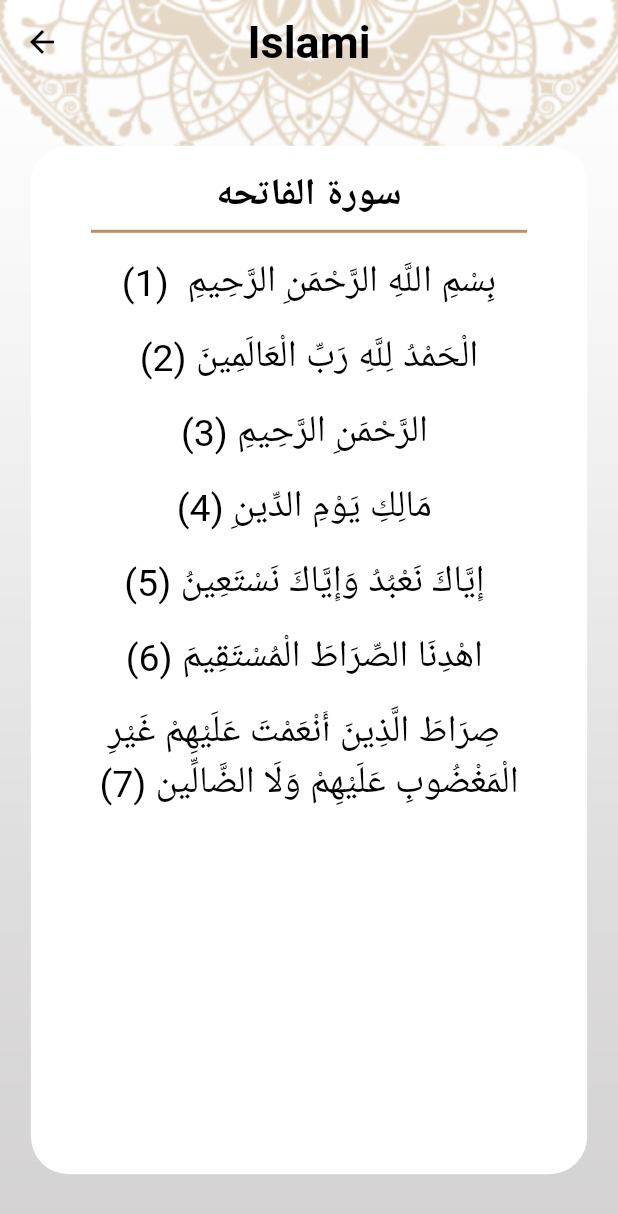
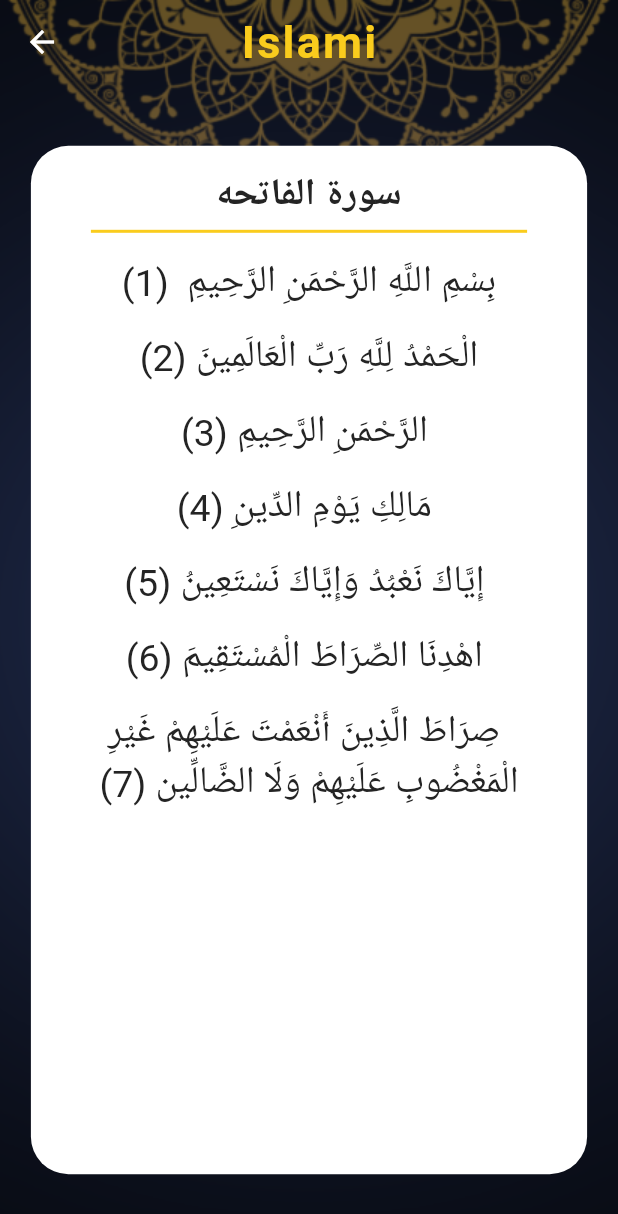
Before and after one commit to Ao132/Islami, a Flutter app: the screen it shows after launch, after a tap on "الفاتحه", on a phone screen of 412 x 824 dp. Shown: the top 1214 px of the screen. Run offline on Flutter 3.47's test engine with Material 2 defaults, Android fonts, the phone set to English and light mode, and no system bars; our stand-ins replace shared_preferences; generated files the repository leaves out were written again.

```diff
--- a/lib/hadeeth/hadeeth_details_screen.dart
+++ b/lib/hadeeth/hadeeth_details_screen.dart
@@ -21,7 +21,7 @@ class _HadeethDetailsScreenState extends State<HadeethDetailsScreen> {
     Hadeeth args = ModalRoute.of(context)?.settings.arguments as Hadeeth;
     double height = MediaQuery.of(context).size.height;
     double width = MediaQuery.of(context).size.width;
-    AppConfigProvider provider = Provider.of<AppConfigProvider>(context);
+    AppConfigProvider provider = Provider.of(context);
 
     return Stack(children: [
       provider.isDarkMode()
--- a/lib/hadeeth/hadeeth_details_screen_style.dart
+++ b/lib/hadeeth/hadeeth_details_screen_style.dart
@@ -11,7 +11,7 @@ class HadeethDetailsScreenStyle extends StatelessWidget {
 
   @override
   Widget build(BuildContext context) {
-    AppConfigProvider provider = Provider.of<AppConfigProvider>(context);
+    AppConfigProvider provider = Provider.of(context);
 
     return Padding(
       padding: const EdgeInsets.all(8.0),
--- a/lib/hadeeth/hadeeth_tab.dart
+++ b/lib/hadeeth/hadeeth_tab.dart
@@ -16,7 +16,7 @@ class _HadeethTabState extends State<HadeethTab> {
 
   @override
   Widget build(BuildContext context) {
-    AppConfigProvider provider = Provider.of<AppConfigProvider>(context);
+    AppConfigProvider provider = Provider.of(context);
 
     if (hadeethList.isEmpty) {
       loadHadeeth();
--- a/lib/home_screen.dart
+++ b/lib/home_screen.dart
@@ -22,7 +22,7 @@ class _HomeSccreenState extends State<HomeSccreen> {
 
   @override
   Widget build(BuildContext context) {
-    AppConfigProvider provider = Provider.of<AppConfigProvider>(context);
+    AppConfigProvider provider = Provider.of(context);
 
     return Stack(
       children: [
--- a/lib/main.dart
+++ b/lib/main.dart
@@ -6,18 +6,22 @@ import 'package:islami/provider/app_config_provider.dart';
 import 'package:islami/quran/sura_details_screen.dart';
 import 'package:islami/theme.dart';
 import 'package:provider/provider.dart';
+import 'package:shared_preferences/shared_preferences.dart';
 
 void main() {
   runApp(ChangeNotifierProvider(
-      create: (context) => AppConfigProvider(), child: const MyApp()));
+      create: (context) => AppConfigProvider(), child: MyApp()));
 }
 
 class MyApp extends StatelessWidget {
-  const MyApp({super.key});
+  late AppConfigProvider provider;
+
+  MyApp({super.key});
 
   @override
   Widget build(BuildContext context) {
-    AppConfigProvider provider = Provider.of<AppConfigProvider>(context);
+    provider = Provider.of(context);
+    initSharedPref();
     return MaterialApp(
       debugShowCheckedModeBanner: false,
       initialRoute: HomeSccreen.routeName,
@@ -35,4 +39,17 @@ class MyApp extends StatelessWidget {
       supportedLocales: AppLocalizations.supportedLocales,
     );
   }
+
+  initSharedPref() async {
+    final SharedPreferences prefs = await SharedPreferences.getInstance();
+    String lang = prefs.getString('appLang') ?? 'en';
+    String? theme = prefs.getString('appTheme');
+    provider.changeAppLang(lang);
+
+    if (theme == 'light') {
+      provider.changeAppTheme(ThemeMode.light);
+    } else {
+      provider.changeAppTheme(ThemeMode.dark);
+    }
+  }
 }
--- a/lib/provider/app_config_provider.dart
+++ b/lib/provider/app_config_provider.dart
@@ -1,22 +1,29 @@
 import 'package:flutter/material.dart';
+import 'package:shared_preferences/shared_preferences.dart';
 
 class AppConfigProvider extends ChangeNotifier {
   String appLang = 'en';
   ThemeMode appTheme = ThemeMode.light;
 
-  void changeAppLang(String newLang) {
+  void changeAppLang(String newLang) async {
+    final SharedPreferences prefs = await SharedPreferences.getInstance();
+
     if (appLang == newLang) {
       return;
     }
     appLang = newLang;
+    prefs.setString('appLang', appLang);
     notifyListeners();
   }
 
-  void changeAppTheme(ThemeMode newTheme) {
+  void changeAppTheme(ThemeMode newTheme) async {
+    final SharedPreferences prefs = await SharedPreferences.getInstance();
+
     if (appTheme == newTheme) {
       return;
     }
     appTheme = newTheme;
+    prefs.setString('appTheme', newTheme == ThemeMode.light ? 'light' : 'dark');
     notifyListeners();
   }
 
--- a/lib/quran/quran_tab.dart
+++ b/lib/quran/quran_tab.dart
@@ -127,7 +127,7 @@ class QuranTab extends StatelessWidget {
 
   @override
   Widget build(BuildContext context) {
-    AppConfigProvider provider = Provider.of<AppConfigProvider>(context);
+    AppConfigProvider provider = Provider.of(context);
 
     return Column(
       children: [
--- a/lib/quran/sura_details_screen.dart
+++ b/lib/quran/sura_details_screen.dart
@@ -24,7 +24,7 @@ class _SuraDetailsScreenState extends State<SuraDetailsScreen> {
         ModalRoute.of(context)?.settings.arguments as SuraDetailsArgs;
     double height = MediaQuery.of(context).size.height;
     double width = MediaQuery.of(context).size.width;
-    AppConfigProvider provider = Provider.of<AppConfigProvider>(context);
+    AppConfigProvider provider = Provider.of(context);
 
     if (verses.isEmpty) {
       loadFiles(args.index);
--- a/lib/quran/sura_details_screen_style.dart
+++ b/lib/quran/sura_details_screen_style.dart
@@ -15,7 +15,7 @@ class SuraDetailsScreenStyle extends StatelessWidget {
 
   @override
   Widget build(BuildContext context) {
-    AppConfigProvider provider = Provider.of<AppConfigProvider>(context);
+    AppConfigProvider provider = Provider.of(context);
 
     return Padding(
       padding: const EdgeInsets.all(8.0),
--- a/lib/radio/radio_tab.dart
+++ b/lib/radio/radio_tab.dart
@@ -9,7 +9,7 @@ class RadioTab extends StatelessWidget {
 
   @override
   Widget build(BuildContext context) {
-    AppConfigProvider provider = Provider.of<AppConfigProvider>(context);
+    AppConfigProvider provider = Provider.of(context);
 
     double height = MediaQuery.of(context).size.height;
 
--- a/lib/sebha/sebha_tab.dart
+++ b/lib/sebha/sebha_tab.dart
@@ -28,7 +28,7 @@ class _SebhaTabState extends State<SebhaTab> {
   Widget build(BuildContext context) {
     double height = MediaQuery.of(context).size.height;
     double width = MediaQuery.of(context).size.width;
-    AppConfigProvider provider = Provider.of<AppConfigProvider>(context);
+    AppConfigProvider provider = Provider.of(context);
 
     return SizedBox(
       width: double.infinity,
--- a/lib/settings/lang_bottom_sheet.dart
+++ b/lib/settings/lang_bottom_sheet.dart
@@ -15,7 +15,7 @@ class _LangBottomSheetState extends State<LangBottomSheet> {
   @override
   Widget build(BuildContext context) {
     double height = MediaQuery.of(context).size.height;
-    AppConfigProvider provider = Provider.of<AppConfigProvider>(context);
+    AppConfigProvider provider = Provider.of(context);
     return Container(
       height: height * .2,
       padding: EdgeInsets.fromLTRB(20, 20, 15, 15),
--- a/lib/settings/settings_tab.dart
+++ b/lib/settings/settings_tab.dart
@@ -15,7 +15,7 @@ class SettingsTab extends StatefulWidget {
 class _SettingsTabState extends State<SettingsTab> {
   @override
   Widget build(BuildContext context) {
-    AppConfigProvider provider = Provider.of<AppConfigProvider>(context);
+    AppConfigProvider provider = Provider.of(context);
 
     double height = MediaQuery.of(context).size.height;
     double width = MediaQuery.of(context).size.width;
--- a/lib/settings/theme_bottom_sheet.dart
+++ b/lib/settings/theme_bottom_sheet.dart
@@ -14,7 +14,7 @@ class ThemeBottomSheet extends StatefulWidget {
 class _ThemeBottomSheetState extends State<ThemeBottomSheet> {
   @override
   Widget build(BuildContext context) {
-    AppConfigProvider provider = Provider.of<AppConfigProvider>(context);
+    AppConfigProvider provider = Provider.of(context);
 
     double height = MediaQuery.of(context).size.height;
     return Container(
```
Also changed, not shown: pubspec.yaml (+1 -6 lines), pubspec.lock, 1 other file.
